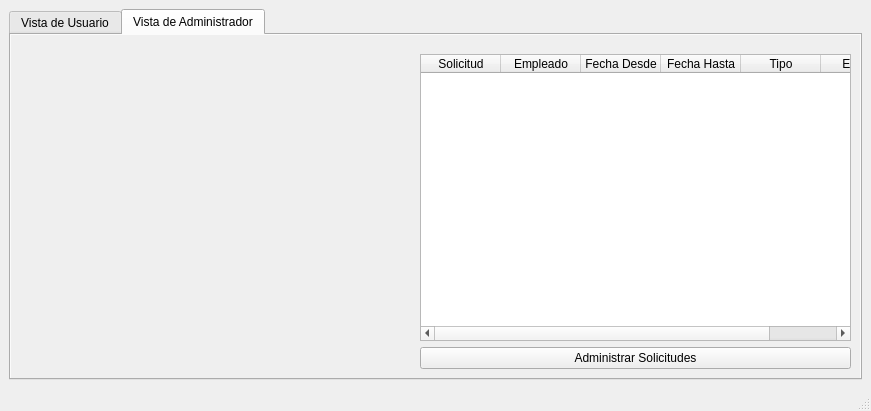
santichialvo/holidaysAdministrator, file windows/EmployeeWindow.ui: the form before one commit.
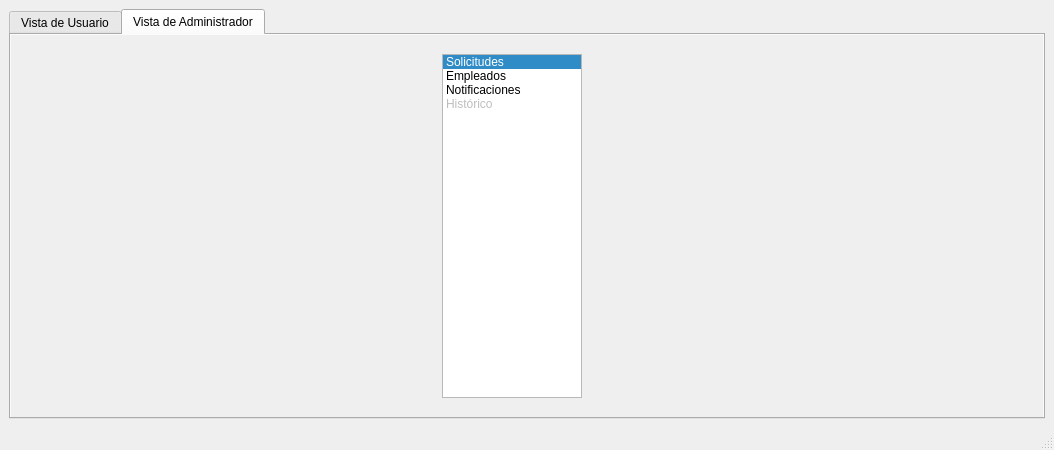
The form after the commit. The open tabs and pages were chosen to show the change. Icons and pictures are not drawn.

```diff
--- a/windows/EmployeeWindow.ui
+++ b/windows/EmployeeWindow.ui
@@ -9,8 +9,8 @@
    <rect>
     <x>0</x>
     <y>0</y>
-    <width>871</width>
-    <height>411</height>
+    <width>1054</width>
+    <height>450</height>
    </rect>
   </property>
   <property name="windowTitle">
@@ -266,7 +266,42 @@
         <string>Vista de Administrador</string>
        </attribute>
        <layout class="QGridLayout" name="gridLayout_4">
-        <item row="1" column="0">
+        <item row="2" column="3" rowspan="2">
+         <layout class="QVBoxLayout" name="widgetsLayout"/>
+        </item>
+        <item row="4" column="1">
+         <spacer name="verticalSpacer_3">
+          <property name="orientation">
+           <enum>Qt::Vertical</enum>
+          </property>
+          <property name="sizeType">
+           <enum>QSizePolicy::Fixed</enum>
+          </property>
+          <property name="sizeHint" stdset="0">
+           <size>
+            <width>20</width>
+            <height>10</height>
+           </size>
+          </property>
+         </spacer>
+        </item>
+        <item row="3" column="4">
+         <spacer name="horizontalSpacer_4">
+          <property name="orientation">
+           <enum>Qt::Horizontal</enum>
+          </property>
+          <property name="sizeType">
+           <enum>QSizePolicy::Fixed</enum>
+          </property>
+          <property name="sizeHint" stdset="0">
+           <size>
+            <width>10</width>
+            <height>20</height>
+           </size>
+          </property>
+         </spacer>
+        </item>
+        <item row="2" column="2">
          <spacer name="horizontalSpacer">
           <property name="orientation">
            <enum>Qt::Horizontal</enum>
@@ -276,69 +311,29 @@
           </property>
           <property name="sizeHint" stdset="0">
            <size>
-            <width>400</width>
+            <width>10</width>
             <height>20</height>
            </size>
           </property>
          </spacer>
         </item>
-        <item row="1" column="1">
-         <widget class="QTableWidget" name="tableAdmSolicitudes">
-          <attribute name="horizontalHeaderDefaultSectionSize">
-           <number>80</number>
-          </attribute>
-          <attribute name="horizontalHeaderMinimumSectionSize">
-           <number>31</number>
-          </attribute>
-          <attribute name="horizontalHeaderStretchLastSection">
-           <bool>true</bool>
-          </attribute>
-          <attribute name="verticalHeaderDefaultSectionSize">
-           <number>30</number>
-          </attribute>
-          <attribute name="verticalHeaderMinimumSectionSize">
-           <number>23</number>
-          </attribute>
-          <column>
-           <property name="text">
-            <string>Solicitud</string>
-           </property>
-          </column>
-          <column>
-           <property name="text">
-            <string>Empleado</string>
-           </property>
-          </column>
-          <column>
-           <property name="text">
-            <string>Fecha Desde</string>
-           </property>
-          </column>
-          <column>
-           <property name="text">
-            <string>Fecha Hasta</string>
-           </property>
-          </column>
-          <column>
-           <property name="text">
-            <string>Tipo</string>
-           </property>
-          </column>
-          <column>
-           <property name="text">
-            <string>Estado</string>
-           </property>
-          </column>
-         </widget>
-        </item>
-        <item row="2" column="1">
-         <widget class="QPushButton" name="buttonAdmSolicitudes">
-          <property name="text">
-           <string>Administrar Solicitudes</string>
+        <item row="2" column="0">
+         <spacer name="horizontalSpacer_2">
+          <property name="orientation">
+           <enum>Qt::Horizontal</enum>
           </property>
-         </widget>
+          <property name="sizeType">
+           <enum>QSizePolicy::Fixed</enum>
+          </property>
+          <property name="sizeHint" stdset="0">
+           <size>
+            <width>10</width>
+            <height>20</height>
+           </size>
+          </property>
+         </spacer>
         </item>
-        <item row="0" column="0">
+        <item row="0" column="3">
          <spacer name="verticalSpacer_2">
           <property name="orientation">
            <enum>Qt::Vertical</enum>
@@ -354,6 +349,64 @@
           </property>
          </spacer>
         </item>
+        <item row="2" column="1" rowspan="2">
+         <widget class="QListWidget" name="adminListWidget">
+          <property name="sizePolicy">
+           <sizepolicy hsizetype="Fixed" vsizetype="Expanding">
+            <horstretch>0</horstretch>
+            <verstretch>0</verstretch>
+           </sizepolicy>
+          </property>
+          <property name="maximumSize">
+           <size>
+            <width>140</width>
+            <height>16777215</height>
+           </size>
+          </property>
+          <property name="currentRow">
+           <number>0</number>
+          </property>
+          <item>
+           <property name="text">
+            <string>Solicitudes</string>
+           </property>
+           <property name="icon">
+            <iconset resource="../images/Resource_ha.qrc">
+             <normaloff>:/F1/fromHelyx/parMap16.png</normaloff>:/F1/fromHelyx/parMap16.png</iconset>
+           </property>
+          </item>
+          <item>
+           <property name="text">
+            <string>Empleados</string>
+           </property>
+           <property name="icon">
+            <iconset resource="../images/Resource_ha.qrc">
+             <normaloff>:/F1/fromHelyx/homeFolder16.png</normaloff>:/F1/fromHelyx/homeFolder16.png</iconset>
+           </property>
+          </item>
+          <item>
+           <property name="text">
+            <string>Notificaciones</string>
+           </property>
+           <property name="icon">
+            <iconset resource="../images/Resource_ha.qrc">
+             <normaloff>:/F1/fromHelyx/file16.png</normaloff>:/F1/fromHelyx/file16.png</iconset>
+           </property>
+          </item>
+          <item>
+           <property name="text">
+            <string>Histórico</string>
+           </property>
+           <property name="icon">
+            <iconset resource="../images/Resource_ha.qrc">
+             <normaloff>:/F1/fromHelyx/monitoringFunction16.png</normaloff>:/F1/fromHelyx/monitoringFunction16.png</iconset>
+           </property>
+           <property name="flags">
+            <set>ItemIsSelectable|ItemIsDragEnabled|ItemIsUserCheckable</set>
+           </property>
+          </item>
+         </widget>
+        </item>
        </layout>
       </widget>
      </widget>
```
Left out of the diff: 34 changed lines with no effect on the pictures.
